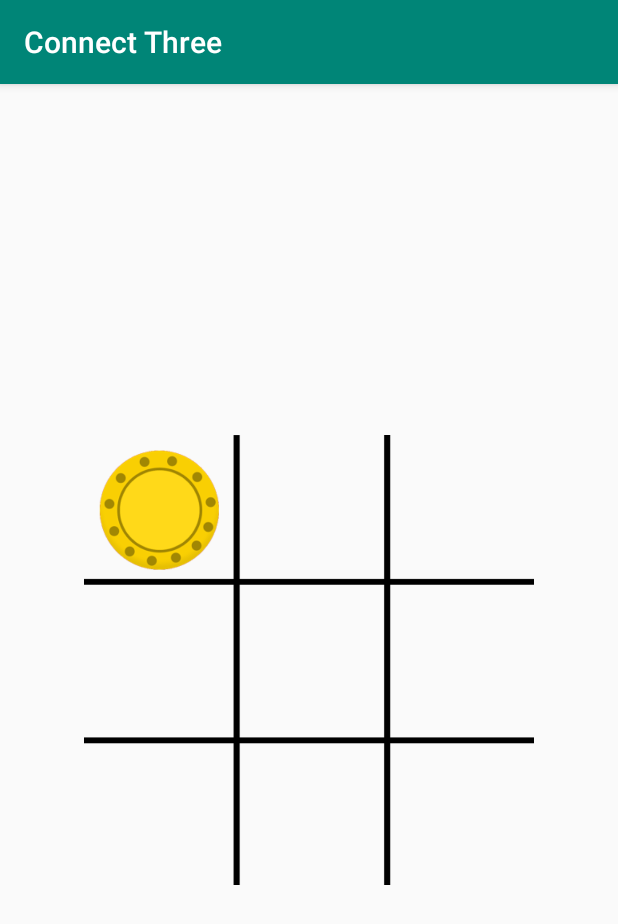
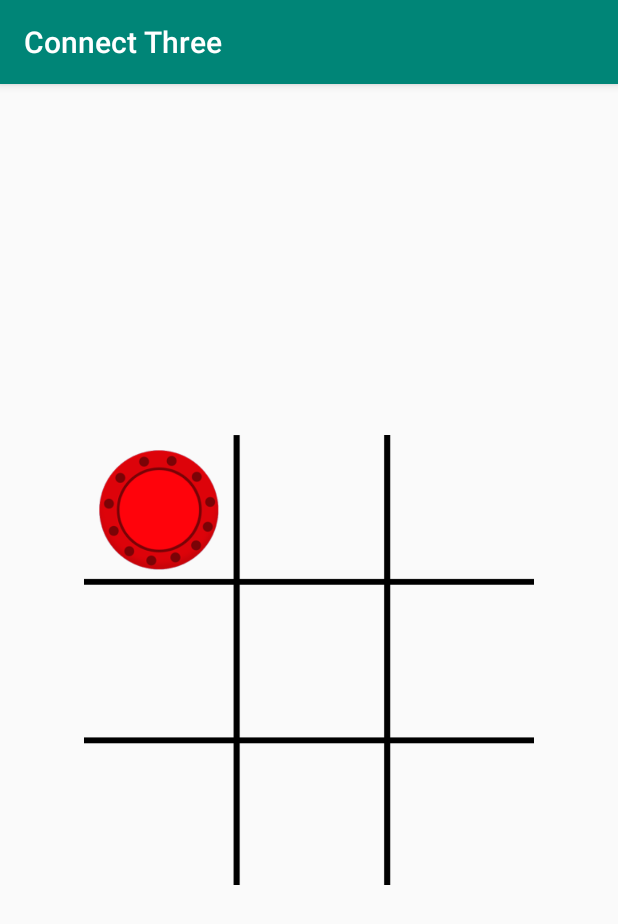
Before and after one commit to sebastianlundquist/connect-three, an Android app: the screen it shows after launch (MainActivity), after a tap on an icon or button, on a phone screen of 412 x 824 dp. Shown: the top 924 px of the screen. Run offline under Robolectric (Android 15) with nearby library versions, the phone set to English and light mode, and no system bars.

```diff
--- a/app/src/main/java/com/sebastianlundquist/connectthree/MainActivity.java
+++ b/app/src/main/java/com/sebastianlundquist/connectthree/MainActivity.java
@@ -5,14 +5,40 @@ import androidx.appcompat.app.AppCompatActivity;
 import android.os.Bundle;
 import android.view.View;
 import android.widget.ImageView;
+import android.widget.Toast;
 
 public class MainActivity extends AppCompatActivity {
 
+    // 0 is red, 1 is yellow
+    int activePlayer = 0;
+
+    int[] gameState = {2, 2, 2, 2, 2, 2, 2, 2, 2};
+    int[][] winningPositions = {{0, 1, 2}, {3, 4, 5}, {6, 7, 8}, {0, 3, 6}, {1, 4, 7}, {2, 5, 8}, {0, 4, 8}, {2, 4, 6}};
+
     public void dropin(View view) {
         ImageView counter = (ImageView)view;
+
+        int tappedCounter = Integer.parseInt(counter.getTag().toString());
+        gameState[tappedCounter] = activePlayer;
+
         counter.setTranslationY(-1500);
-        counter.setImageResource(R.drawable.yellow);
+        if (activePlayer == 0) {
+            counter.setImageResource(R.drawable.red);
+            activePlayer = 1;
+        }
+        else {
+            counter.setImageResource(R.drawable.yellow);
+            activePlayer = 0;
+        }
         counter.animate().translationYBy(1500).rotation(360).setDuration(500);
+
+        for (int[] winningPosition : winningPositions) {
+            if (gameState[winningPosition[0]] == gameState[winningPosition[1]] && gameState[winningPosition[1]] == gameState[winningPosition[2]] && gameState[winningPosition[0]] != 2) {
+                String winner = "";
+                winner = activePlayer == 1 ? "Red" : "Yellow";
+                Toast.makeText(this, winner + " has won!", Toast.LENGTH_SHORT).show();
+            }
+        }
     }
 
     @Override
--- a/app/src/main/res/layout/activity_main.xml
+++ b/app/src/main/res/layout/activity_main.xml
@@ -27,7 +27,8 @@
             android:layout_width="80dp"
             android:layout_height="80dp"
             android:layout_margin="10dp"
-            android:onClick="dropin" />
+            android:onClick="dropin"
+            android:tag="0"/>
 
         <ImageView
             android:id="@+id/tile2"
@@ -35,21 +36,24 @@
             android:layout_height="80dp"
             android:layout_margin="10dp"
             android:layout_marginLeft="12dp"
-            android:onClick="dropin" />
+            android:onClick="dropin"
+            android:tag="1"/>
 
         <ImageView
             android:id="@+id/tile3"
             android:layout_width="80dp"
             android:layout_height="80dp"
             android:layout_margin="10dp"
-            android:onClick="dropin" />
+            android:onClick="dropin"
+            android:tag="2"/>
 
         <ImageView
             android:id="@+id/tile4"
             android:layout_width="80dp"
             android:layout_height="80dp"
             android:layout_margin="10dp"
-            android:onClick="dropin" />
+            android:onClick="dropin"
+            android:tag="3"/>
 
         <ImageView
             android:id="@+id/tile5"
@@ -57,14 +61,16 @@
             android:layout_height="80dp"
             android:layout_margin="10dp"
             android:layout_marginLeft="12dp"
-            android:onClick="dropin" />
+            android:onClick="dropin"
+            android:tag="4"/>
 
         <ImageView
             android:id="@+id/tile6"
             android:layout_width="80dp"
             android:layout_height="80dp"
             android:layout_margin="10dp"
-            android:onClick="dropin" />
+            android:onClick="dropin"
+            android:tag="5"/>
 
         <ImageView
             android:id="@+id/tile7"
@@ -72,7 +78,8 @@
             android:layout_height="80dp"
             android:layout_margin="10dp"
             android:layout_marginTop="14dp"
-            android:onClick="dropin" />
+            android:onClick="dropin"
+            android:tag="6"/>
 
         <ImageView
             android:id="@+id/tile8"
@@ -81,7 +88,8 @@
             android:layout_margin="10dp"
             android:layout_marginLeft="12dp"
             android:layout_marginTop="14dp"
-            android:onClick="dropin" />
+            android:onClick="dropin"
+            android:tag="7"/>
 
         <ImageView
             android:id="@+id/tile9"
@@ -89,6 +97,7 @@
             android:layout_height="80dp"
             android:layout_margin="10dp"
             android:layout_marginTop="14dp"
-            android:onClick="dropin" />
+            android:onClick="dropin"
+            android:tag="8"/>
     </androidx.gridlayout.widget.GridLayout>
 </androidx.constraintlayout.widget.ConstraintLayout>
```
